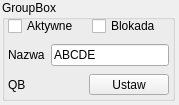
First picture: the form in src/outSettings.ui, repository musashimm/aquamatcontrol, before the edit.
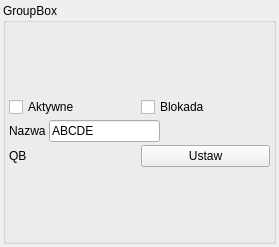
Second picture: the form after the edit.

Diff of the .ui file:
```diff
--- a/src/outSettings.ui
+++ b/src/outSettings.ui
@@ -1,40 +1,42 @@
 <ui version="4.0" >
  <class>OutSettings</class>
- <widget class="QWidget" name="OutSettings" >
-  <property name="geometry" >
+ <widget class="QWidget" name="OutSettings">
+  <property name="geometry">
    <rect>
     <x>0</x>
     <y>0</y>
-    <width>179</width>
-    <height>105</height>
+    <width>279</width>
+    <height>247</height>
    </rect>
   </property>
   <property name="windowTitle" >
    <string>Form</string>
   </property>
-  <widget class="QGroupBox" name="groupBox" >
-   <property name="geometry" >
-    <rect>
-     <x>2</x>
-     <y>0</y>
-     <width>173</width>
-     <height>101</height>
-    </rect>
+  <layout class="QGridLayout" name="gridLayout">
+   <property name="margin">
+    <number>3</number>
    </property>
-   <property name="title" >
+   <property name="spacing">
+    <number>3</number>
+   </property>
+   <item row="0" column="0">
+    <widget class="QGroupBox" name="groupBox">
+     <property name="title">
     <string>GroupBox</string>
    </property>
-   <widget class="QWidget" name="verticalLayoutWidget" >
-    <property name="geometry" >
-     <rect>
-      <x>6</x>
-      <y>14</y>
-      <width>161</width>
-      <height>86</height>
-     </rect>
-    </property>
-    <layout class="QVBoxLayout" name="outSettingsLayout" >
-     <property name="sizeConstraint" >
+     <layout class="QGridLayout" name="gridLayout_2">
+      <property name="margin">
+       <number>3</number>
+      </property>
+      <property name="spacing">
+       <number>3</number>
+      </property>
+      <item row="0" column="0">
+       <layout class="QVBoxLayout" name="outSettingsLayout">
+        <property name="spacing">
+         <number>3</number>
+        </property>
+        <property name="sizeConstraint">
       <enum>QLayout::SetDefaultConstraint</enum>
      </property>
      <item>
@@ -74,26 +76,36 @@
          </property>
         </widget>
        </item>
-      </layout>
-     </item>
      <item>
-      <layout class="QHBoxLayout" name="buttonsLayout" >
-       <item>
-        <widget class="QLabel" name="label_2" >
-         <property name="text" >
-          <string>QB</string>
-         </property>
-        </widget>
-       </item>
-       <item>
-        <widget class="QPushButton" name="b_set" >
-         <property name="maximumSize" >
+           <spacer name="horizontalSpacer">
+            <property name="orientation">
+             <enum>Qt::Horizontal</enum>
+            </property>
+            <property name="sizeHint" stdset="0">
           <size>
-           <width>100000</width>
-           <height>21</height>
-          </size>
-         </property>
-         <property name="text" >
+              <width>40</width>
+              <height>20</height>
+             </size>
+            </property>
+           </spacer>
+          </item>
+         </layout>
+        </item>
+        <item>
+         <layout class="QHBoxLayout" name="buttonsLayout">
+          <property name="spacing">
+           <number>3</number>
+          </property>
+          <item>
+           <widget class="QLabel" name="label_2">
+            <property name="text">
+             <string>QB</string>
+            </property>
+           </widget>
+          </item>
+          <item>
+           <widget class="QPushButton" name="b_set">
+            <property name="text">
           <string>Ustaw</string>
          </property>
         </widget>
@@ -101,8 +113,11 @@
       </layout>
      </item>
     </layout>
-   </widget>
-  </widget>
+      </item>
+     </layout>
+    </widget>
+   </item>
+  </layout>
  </widget>
  <resources/>
  <connections/>
```
Left out of the diff: 27 changed lines with no effect on the pictures. Lines whose indentation alone changed are shown as unchanged.
